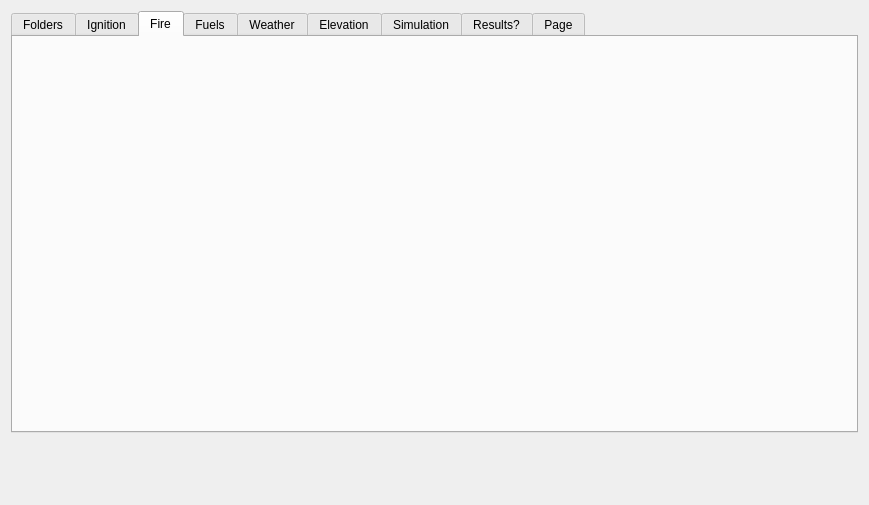
Above: qgis/FireModule/FireModule_dialog_base.ui from fdobad/fire2gui before the change. Below: the same form after it.
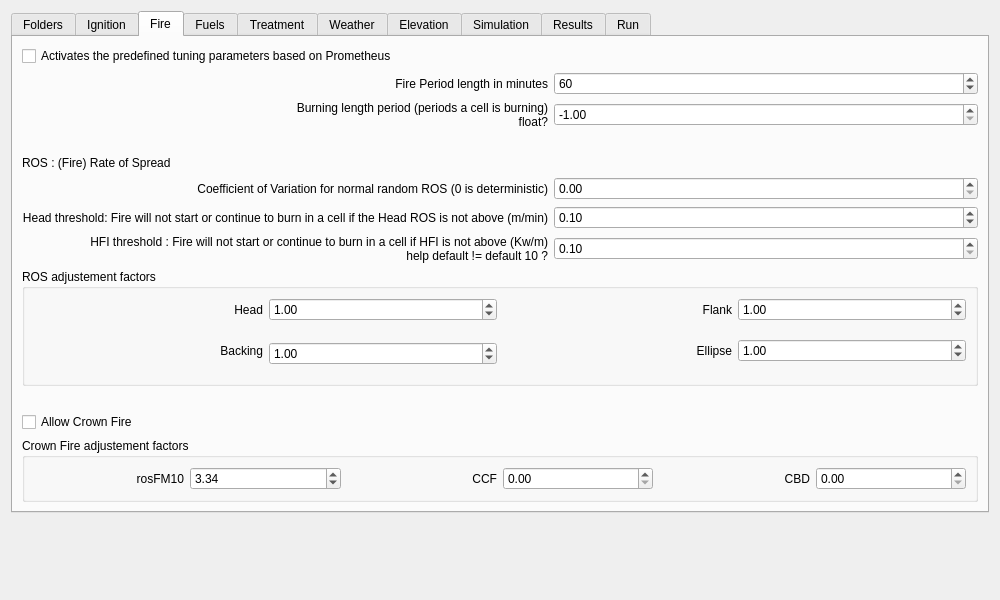
That is the form after the change. The open tabs and pages were chosen to show the change. Icons and pictures are not drawn. Custom widgets are drawn as their Qt base class.

Patch:
```diff
--- a/qgis/FireModule/FireModule_dialog_base.ui
+++ b/qgis/FireModule/FireModule_dialog_base.ui
@@ -6,8 +6,8 @@
    <rect>
     <x>0</x>
     <y>0</y>
-    <width>869</width>
-    <height>505</height>
+    <width>1000</width>
+    <height>600</height>
    </rect>
   </property>
   <property name="sizePolicy">
@@ -196,13 +196,395 @@
       <attribute name="title">
        <string>Fire</string>
       </attribute>
+      <layout class="QGridLayout" name="gridLayout_6">
+       <item row="8" column="1">
+        <widget class="QgsDoubleSpinBox" name="mQgsDoubleSpinBox_ROS_Threshold">
+         <property name="toolTip">
+          <string>--ROS-Threshold</string>
+         </property>
+         <property name="singleStep">
+          <double>0.100000000000000</double>
+         </property>
+         <property name="value">
+          <double>0.100000000000000</double>
+         </property>
+        </widget>
+       </item>
+       <item row="15" column="0" colspan="2">
+        <spacer name="horizontalSpacer_7">
+         <property name="orientation">
+          <enum>Qt::Horizontal</enum>
+         </property>
+         <property name="sizeHint" stdset="0">
+          <size>
+           <width>40</width>
+           <height>20</height>
+          </size>
+         </property>
+        </spacer>
+       </item>
+       <item row="4" column="0">
+        <widget class="QLabel" name="label_27">
+         <property name="toolTip">
+          <string>--BurningLen</string>
+         </property>
+         <property name="text">
+          <string>Burning length period (periods a cell is burning) 
+float?</string>
+         </property>
+         <property name="alignment">
+          <set>Qt::AlignRight|Qt::AlignTrailing|Qt::AlignVCenter</set>
+         </property>
+        </widget>
+       </item>
+       <item row="16" column="0">
+        <widget class="QCheckBox" name="checkBox_cros">
+         <property name="toolTip">
+          <string>--cros</string>
+         </property>
+         <property name="text">
+          <string>Allow Crown Fire</string>
+         </property>
+        </widget>
+       </item>
+       <item row="9" column="1">
+        <widget class="QgsDoubleSpinBox" name="mQgsDoubleSpinBox_HFI_Threshold">
+         <property name="toolTip">
+          <string>--HFI-Threshold</string>
+         </property>
+         <property name="minimum">
+          <double>0.100000000000000</double>
+         </property>
+         <property name="value">
+          <double>0.100000000000000</double>
+         </property>
+        </widget>
+       </item>
+       <item row="1" column="0">
+        <widget class="QCheckBox" name="checkBox_PromTuning">
+         <property name="toolTip">
+          <string>--Prometheus-tuned</string>
+         </property>
+         <property name="text">
+          <string>Activates the predefined tuning parameters based on Prometheus</string>
+         </property>
+        </widget>
+       </item>
+       <item row="8" column="0">
+        <widget class="QLabel" name="label_24">
+         <property name="toolTip">
+          <string>--ROS-Threshold</string>
+         </property>
+         <property name="text">
+          <string>Head threshold: Fire will not start or continue to burn in a cell if the Head ROS is not above (m/min)</string>
+         </property>
+         <property name="alignment">
+          <set>Qt::AlignRight|Qt::AlignTrailing|Qt::AlignVCenter</set>
+         </property>
+        </widget>
+       </item>
+       <item row="7" column="0">
+        <widget class="QLabel" name="label_26">
+         <property name="text">
+          <string>Coefficient of Variation for normal random ROS (0 is deterministic)</string>
+         </property>
+         <property name="alignment">
+          <set>Qt::AlignRight|Qt::AlignTrailing|Qt::AlignVCenter</set>
+         </property>
+        </widget>
+       </item>
+       <item row="11" column="0" colspan="2">
+        <widget class="QGroupBox" name="groupBox_ros">
+         <property name="title">
+          <string>ROS adjustement factors</string>
+         </property>
+         <layout class="QGridLayout" name="gridLayout_7">
+          <item row="0" column="0">
+           <widget class="QLabel" name="label_30">
+            <property name="toolTip">
+             <string>--HFactor</string>
+            </property>
+            <property name="text">
+             <string>Head</string>
+            </property>
+            <property name="alignment">
+             <set>Qt::AlignRight|Qt::AlignTrailing|Qt::AlignVCenter</set>
+            </property>
+           </widget>
+          </item>
+          <item row="1" column="0" rowspan="5">
+           <widget class="QLabel" name="label_31">
+            <property name="toolTip">
+             <string>--BFactor</string>
+            </property>
+            <property name="text">
+             <string>Backing</string>
+            </property>
+            <property name="alignment">
+             <set>Qt::AlignRight|Qt::AlignTrailing|Qt::AlignVCenter</set>
+            </property>
+           </widget>
+          </item>
+          <item row="0" column="8">
+           <widget class="QgsDoubleSpinBox" name="mQgsDoubleSpinBox_FFactor">
+            <property name="toolTip">
+             <string>--FFactor</string>
+            </property>
+            <property name="value">
+             <double>1.000000000000000</double>
+            </property>
+           </widget>
+          </item>
+          <item row="0" column="3">
+           <widget class="QLabel" name="label_28">
+            <property name="toolTip">
+             <string>--FFactor</string>
+            </property>
+            <property name="text">
+             <string>Flank</string>
+            </property>
+            <property name="alignment">
+             <set>Qt::AlignRight|Qt::AlignTrailing|Qt::AlignVCenter</set>
+            </property>
+           </widget>
+          </item>
+          <item row="3" column="1" rowspan="2">
+           <widget class="QgsDoubleSpinBox" name="mQgsDoubleSpinBox_BFactor">
+            <property name="toolTip">
+             <string>--BFactor</string>
+            </property>
+            <property name="value">
+             <double>1.000000000000000</double>
+            </property>
+           </widget>
+          </item>
+          <item row="0" column="1">
+           <widget class="QgsDoubleSpinBox" name="mQgsDoubleSpinBox_HFactor">
+            <property name="toolTip">
+             <string>--HFactor</string>
+            </property>
+            <property name="value">
+             <double>1.000000000000000</double>
+            </property>
+           </widget>
+          </item>
+          <item row="3" column="3">
+           <widget class="QLabel" name="label_29">
+            <property name="toolTip">
+             <string>--EFactor</string>
+            </property>
+            <property name="text">
+             <string>Ellipse</string>
+            </property>
+            <property name="alignment">
+             <set>Qt::AlignRight|Qt::AlignTrailing|Qt::AlignVCenter</set>
+            </property>
+           </widget>
+          </item>
+          <item row="3" column="8">
+           <widget class="QgsDoubleSpinBox" name="mQgsDoubleSpinBox_EFactor">
+            <property name="toolTip">
+             <string>--EFactor</string>
+            </property>
+            <property name="value">
+             <double>1.000000000000000</double>
+            </property>
+           </widget>
+          </item>
+         </layout>
+        </widget>
+       </item>
+       <item row="3" column="1">
+        <widget class="QgsSpinBox" name="mQgsSpinBox_input_PeriodLen">
+         <property name="enabled">
+          <bool>true</bool>
+         </property>
+         <property name="toolTip">
+          <string>--Fire-Period-Length</string>
+         </property>
+         <property name="minimum">
+          <number>1</number>
+         </property>
+         <property name="maximum">
+          <number>180</number>
+         </property>
+         <property name="value">
+          <number>60</number>
+         </property>
+        </widget>
+       </item>
+       <item row="6" column="0">
+        <widget class="QLabel" name="label_15">
+         <property name="text">
+          <string>ROS : (Fire) Rate of Spread</string>
+         </property>
+        </widget>
+       </item>
+       <item row="9" column="0">
+        <widget class="QLabel" name="label_25">
+         <property name="toolTip">
+          <string>--HFI-Threshold</string>
+         </property>
+         <property name="text">
+          <string>HFI threshold : Fire will not start or continue to burn in a cell if HFI is not above (Kw/m)
+help default != default 10 ?</string>
+         </property>
+         <property name="alignment">
+          <set>Qt::AlignRight|Qt::AlignTrailing|Qt::AlignVCenter</set>
+         </property>
+        </widget>
+       </item>
+       <item row="3" column="0">
+        <widget class="QLabel" name="label_23">
+         <property name="toolTip">
+          <string>--Fire-Period-Length</string>
+         </property>
+         <property name="text">
+          <string>Fire Period length in minutes</string>
+         </property>
+         <property name="alignment">
+          <set>Qt::AlignRight|Qt::AlignTrailing|Qt::AlignVCenter</set>
+         </property>
+        </widget>
+       </item>
+       <item row="7" column="1">
+        <widget class="QgsDoubleSpinBox" name="mQgsDoubleSpinBox_ROS_CV">
+         <property name="toolTip">
+          <string>--ROS-CV</string>
+         </property>
+         <property name="singleStep">
+          <double>0.030000000000000</double>
+         </property>
+        </widget>
+       </item>
+       <item row="17" column="0" colspan="2">
+        <widget class="QGroupBox" name="groupBox_crown">
+         <property name="title">
+          <string>Crown Fire adjustement factors</string>
+         </property>
+         <layout class="QGridLayout" name="gridLayout_8">
+          <item row="0" column="3">
+           <widget class="QgsDoubleSpinBox" name="mQgsDoubleSpinBox_CCFFactor">
+            <property name="toolTip">
+             <string>CCF Crown Fire factor</string>
+            </property>
+           </widget>
+          </item>
+          <item row="0" column="1">
+           <widget class="QgsDoubleSpinBox" name="mQgsDoubleSpinBox_ROS10Factor">
+            <property name="toolTip">
+             <string>FM10 Crown Fire factor</string>
+            </property>
+            <property name="stepType">
+             <enum>QAbstractSpinBox::AdaptiveDecimalStepType</enum>
+            </property>
+            <property name="value">
+             <double>3.340000000000000</double>
+            </property>
+           </widget>
+          </item>
+          <item row="0" column="2">
+           <widget class="QLabel" name="label_33">
+            <property name="toolTip">
+             <string>CCF Crown Fire factor</string>
+            </property>
+            <property name="text">
+             <string>CCF</string>
+            </property>
+            <property name="alignment">
+             <set>Qt::AlignRight|Qt::AlignTrailing|Qt::AlignVCenter</set>
+            </property>
+           </widget>
+          </item>
+          <item row="0" column="4">
+           <widget class="QLabel" name="label_34">
+            <property name="toolTip">
+             <string>CBD Crown Fire factor</string>
+            </property>
+            <property name="text">
+             <string>CBD</string>
+            </property>
+            <property name="alignment">
+             <set>Qt::AlignRight|Qt::AlignTrailing|Qt::AlignVCenter</set>
+            </property>
+           </widget>
+          </item>
+          <item row="0" column="0">
+           <widget class="QLabel" name="label_32">
+            <property name="toolTip">
+             <string>FM10 Crown Fire factor</string>
+            </property>
+            <property name="text">
+             <string>rosFM10</string>
+            </property>
+            <property name="alignment">
+             <set>Qt::AlignRight|Qt::AlignTrailing|Qt::AlignVCenter</set>
+            </property>
+           </widget>
+          </item>
+          <item row="0" column="5">
+           <widget class="QgsDoubleSpinBox" name="mQgsDoubleSpinBox_CBDFactor">
+            <property name="toolTip">
+             <string>CBD Crown Fire factor</string>
+            </property>
+           </widget>
+          </item>
+         </layout>
+        </widget>
+       </item>
+       <item row="5" column="0" colspan="2">
+        <spacer name="horizontalSpacer_4">
+         <property name="orientation">
+          <enum>Qt::Horizontal</enum>
+         </property>
+         <property name="sizeHint" stdset="0">
+          <size>
+           <width>40</width>
+           <height>20</height>
+          </size>
+         </property>
+        </spacer>
+       </item>
+       <item row="4" column="1">
+        <widget class="QgsDoubleSpinBox" name="mQgsDoubleSpinBox_BurningLen">
+         <property name="toolTip">
+          <string>--BurningLen</string>
+         </property>
+         <property name="minimum">
+          <double>-1.000000000000000</double>
+         </property>
+         <property name="value">
+          <double>-1.000000000000000</double>
+         </property>
+        </widget>
+       </item>
+      </layout>
      </widget>
      <widget class="QWidget" name="tab_6">
       <attribute name="title">
        <string>Fuels</string>
       </attribute>
      </widget>
-     <widget class="QWidget" name="tab_3">
+     <widget class="QWidget" name="tab_Treatment">
+      <attribute name="title">
+       <string>Treatment</string>
+      </attribute>
+      <layout class="QGridLayout" name="gridLayout_5">
+       <item row="0" column="0">
+        <widget class="QTextBrowser" name="textBrowser_2">
+         <property name="html">
+          <string>&lt;!DOCTYPE HTML PUBLIC &quot;-//W3C//DTD HTML 4.0//EN&quot; &quot;http://www.w3.org/TR/REC-html40/strict.dtd&quot;&gt;
+&lt;html&gt;&lt;head&gt;&lt;meta name=&quot;qrichtext&quot; content=&quot;1&quot; /&gt;&lt;style type=&quot;text/css&quot;&gt;
+p, li { white-space: pre-wrap; }
+&lt;/style&gt;&lt;/head&gt;&lt;body style=&quot; font-family:'Cantarell'; font-size:11pt; font-weight:400; font-style:normal;&quot;&gt;
+&lt;p style=&quot; margin-top:0px; margin-bottom:0px; margin-left:0px; margin-right:0px; -qt-block-indent:0; text-indent:0px;&quot;&gt;--heuristic	--MessagesPath	--GASelection	--HarvestedCells	--msgheur	--applyPlan		--DFraction	--GPTree	--customValue	--noEvaluation	--ngen	--npop	&lt;/p&gt;
+&lt;p style=&quot; margin-top:0px; margin-bottom:0px; margin-left:0px; margin-right:0px; -qt-block-indent:0; text-indent:0px;&quot;&gt;--tsize	--cxpb	--mutpb	--indpb	--fdemand&lt;/p&gt;&lt;/body&gt;&lt;/html&gt;</string>
+         </property>
+        </widget>
+       </item>
+      </layout>
+     </widget>
+     <widget class="QWidget" name="tab_Weather">
       <attribute name="title">
        <string>Weather</string>
       </attribute>
@@ -542,9 +924,12 @@
         </widget>
        </item>
        <item row="4" column="0">
-        <widget class="QLabel" name="label_15">
+        <widget class="QLabel" name="label_19">
+         <property name="toolTip">
+          <string>--sim-years</string>
+         </property>
          <property name="text">
-          <string>--Fire-Period-Length</string>
+          <string>Number of years per simulation</string>
          </property>
         </widget>
        </item>
@@ -555,6 +940,185 @@
          </property>
          <property name="minimum">
           <number>1</number>
+         </property>
+         <property name="maximum">
+          <number>99</number>
+         </property>
+        </widget>
+       </item>
+       <item row="5" column="1">
+        <widget class="QCheckBox" name="checkBox_input_gendata">
+         <property name="toolTip">
+          <string>--gen-data</string>
+         </property>
+         <property name="text">
+          <string>Generates the Data.csv file before the simulation</string>
+         </property>
+        </widget>
+       </item>
+      </layout>
+     </widget>
+     <widget class="QWidget" name="tab_Results">
+      <attribute name="title">
+       <string>Results</string>
+      </attribute>
+      <layout class="QGridLayout" name="gridLayout_3">
+       <item row="17" column="0">
+        <widget class="QCheckBox" name="checkBox_Geotiffs">
+         <property name="toolTip">
+          <string>--geotiffs</string>
+         </property>
+         <property name="text">
+          <string>Generate .tif files for georeferencing inputs and outputs</string>
+         </property>
+         <property name="checked">
+          <bool>true</bool>
+         </property>
+        </widget>
+       </item>
+       <item row="2" column="0">
+        <widget class="QLabel" name="label_16">
+         <property name="text">
+          <string>Plots</string>
+         </property>
+        </widget>
+       </item>
+       <item row="8" column="0">
+        <widget class="QLabel" name="label_17">
+         <property name="text">
+          <string>Grids</string>
+         </property>
+        </widget>
+       </item>
+       <item row="7" column="0">
+        <widget class="QCheckBox" name="checkBox_combine">
+         <property name="toolTip">
+          <string>--combine</string>
+         </property>
+         <property name="text">
+          <string>Combine fire evolution diagrams with the forest background</string>
+         </property>
+        </widget>
+       </item>
+       <item row="5" column="1">
+        <widget class="QCheckBox" name="checkBox_plots">
+         <property name="toolTip">
+          <string>--simPlots</string>
+         </property>
+         <property name="text">
+          <string>Generate simulation/replication plots</string>
+         </property>
+        </widget>
+       </item>
+       <item row="6" column="1">
+        <widget class="QCheckBox" name="checkBox_spreadPlots">
+         <property name="toolTip">
+          <string>--spreadPlots</string>
+         </property>
+         <property name="text">
+          <string>Generate spread plots</string>
+         </property>
+        </widget>
+       </item>
+       <item row="0" column="0">
+        <widget class="QCheckBox" name="checkBox_no_output">
+         <property name="toolTip">
+          <string>--no-output</string>
+         </property>
+         <property name="text">
+          <string>Activate no-output mode</string>
+         </property>
+        </widget>
+       </item>
+       <item row="1" column="0">
+        <widget class="QCheckBox" name="checkBox_stats">
+         <property name="toolTip">
+          <string>--stats</string>
+         </property>
+         <property name="text">
+          <string>Output statistics from the simulations</string>
+         </property>
+         <property name="checked">
+          <bool>true</bool>
+         </property>
+        </widget>
+       </item>
+       <item row="9" column="1">
+        <widget class="QCheckBox" name="checkBox_grids">
+         <property name="toolTip">
+          <string>--grids</string>
+         </property>
+         <property name="text">
+          <string>Generate grids</string>
+         </property>
+         <property name="checked">
+          <bool>true</bool>
+         </property>
+        </widget>
+       </item>
+       <item row="9" column="0">
+        <widget class="QCheckBox" name="checkBox_finalGrid">
+         <property name="toolTip">
+          <string>--final-grid</string>
+         </property>
+         <property name="text">
+          <string>Generate final grid</string>
+         </property>
+        </widget>
+       </item>
+       <item row="1" column="1">
+        <widget class="QCheckBox" name="checkBox_verbose">
+         <property name="toolTip">
+          <string>--verbose</string>
+         </property>
+         <property name="text">
+          <string>Output all the simulation log</string>
+         </property>
+        </widget>
+       </item>
+       <item row="11" column="1">
+        <widget class="QgsSpinBox" name="mQgsSpinBox_gridsFreq">
+         <property name="enabled">
+          <bool>false</bool>
+         </property>
+         <property name="toolTip">
+          <string>--gridsFreq</string>
+         </property>
+         <property name="minimum">
+          <number>-1</number>
+         </property>
+         <property name="value">
+          <number>-1</number>
+         </property>
+        </widget>
+       </item>
+       <item row="11" column="0">
+        <widget class="QLabel" name="label_22">
+         <property name="toolTip">
+          <string>--gridsFreq</string>
+         </property>
+         <property name="text">
+          <string>Grids are generated every n episodes/sims</string>
+         </property>
+         <property name="alignment">
+          <set>Qt::AlignRight|Qt::AlignTrailing|Qt::AlignVCenter</set>
+         </property>
+        </widget>
+       </item>
+       <item row="13" column="0">
+        <widget class="QLabel" name="label_18">
+         <property name="text">
+          <string>Files</string>
+         </property>
+        </widget>
+       </item>
+       <item row="10" column="1">
+        <widget class="QgsSpinBox" name="mQgsSpinBox_gridsStep">
+         <property name="enabled">
+          <bool>false</bool>
+         </property>
+         <property name="toolTip">
+          <string>--gridsStep</string>
          </property>
          <property name="maximum">
           <number>3600</number>
@@ -568,12 +1132,7 @@
      </widget>
      <widget class="QWidget" name="tab_8">
       <attribute name="title">
-       <string>Results?</string>
-      </attribute>
-     </widget>
-     <widget class="QWidget" name="tab_4">
-      <attribute name="title">
-       <string>Page</string>
+       <string>Run</string>
       </attribute>
       <layout class="QGridLayout" name="gridLayout_2">
        <item row="1" column="0">
@@ -600,6 +1159,11 @@
   </layout>
  </widget>
  <customwidgets>
+  <customwidget>
+   <class>QgsDoubleSpinBox</class>
+   <extends>QDoubleSpinBox</extends>
+   <header>qgsdoublespinbox.h</header>
+  </customwidget>
   <customwidget>
    <class>QgsFileWidget</class>
    <extends>QWidget</extends>
```
Left out of the diff: 542 changed lines with no effect on the pictures.
